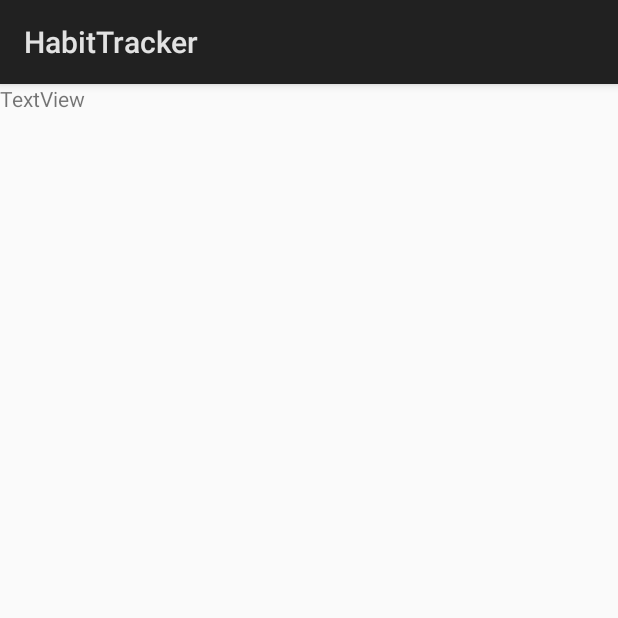
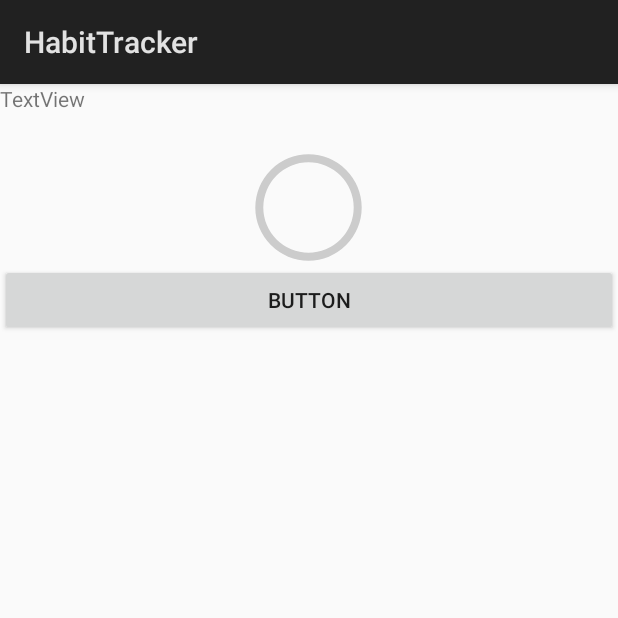
Before and after one commit to dejvv/HabitTracker, an Android app: the screen it shows after launch (MainActivity), on a phone screen of 412 x 824 dp, the top half of it. Run offline under Robolectric (Android 15) with nearby library versions, the phone set to English and light mode, and no system bars; our stand-ins replace Volley.

Commit message:
REST request with AsyncTask working, round progress bar added

```diff
--- a/app/src/main/java/emp/fri/si/habittracker/MainActivity.java
+++ b/app/src/main/java/emp/fri/si/habittracker/MainActivity.java
@@ -4,15 +4,21 @@ import android.app.Activity;
 import android.graphics.Bitmap;
 import android.os.Bundle;
 import android.util.Log;
+import android.view.View;
+import android.widget.Button;
 import android.widget.ImageView;
+import android.widget.ProgressBar;
 import android.widget.SimpleAdapter;
 import android.widget.TextView;
+import android.widget.Toast;
 
+import com.android.volley.Request;
 import com.android.volley.RequestQueue;
 import com.android.volley.Response;
 import com.android.volley.VolleyError;
 import com.android.volley.toolbox.ImageRequest;
 import com.android.volley.toolbox.JsonArrayRequest;
+import com.android.volley.toolbox.JsonObjectRequest;
 import com.android.volley.toolbox.JsonRequest;
 import com.android.volley.toolbox.Volley;
 
@@ -22,54 +28,122 @@ import org.json.JSONObject;
 
 import java.util.ArrayList;
 import java.util.HashMap;
+import java.util.logging.Logger;
 
-public class MainActivity extends Activity {
 
+/**
+ *  GET http://quotes.rest/qod.json
+ *  quote of the day
+ */
+
+public class MainActivity extends Activity implements Quote.OnProgressListener{
+
+    ProgressBar pb; // progress bar
     TextView tv; // besedilo
     RequestQueue requestQueue; // vrsta za zahteve
     String url; // url za zahtevke
+    String author; // avtor citat
+    String quote; // citat
+    Button start;
+
+    private Quote citat; // qoute of the day
+
+    // zastavica
+    boolean hehe;
 
     @Override
     protected void onCreate(Bundle savedInstanceState) {
         super.onCreate(savedInstanceState);
         setContentView(R.layout.activity_main);
 
-        /**
-         *  GET http://quotes.rest/qod.json
-         *  quote of the day
-         */
+        // v tem tretnutko še ne poznam avtorja in citata
+        this.author = "";
+        this.quote = "";
 
         // inicializacija
-        tv = (TextView)(findViewById(R.id.textView));
-        requestQueue = Volley.newRequestQueue(getApplicationContext());
-        url = "http://quotes.rest/qod.json";
+        this.citat = null;
+        this.pb = (ProgressBar) (findViewById(R.id.progressBar));
+        this.tv = (TextView) (findViewById(R.id.textView));
+        this.start = (Button) findViewById(R.id.button);
+        this.requestQueue = Volley.newRequestQueue(getApplicationContext());
+        this.url = "http://quotes.rest/qod.json";
+
+        start.setOnClickListener(new Button.OnClickListener(){
+            @Override
+            public void onClick(View view) {
+                citat = new Quote();
+                citat.setOnProgressListener(MainActivity.this);
+                citat.execute(getApplicationContext(), url); // iz tega urlja mi prenesi quote
+            }
+        });
+
+    }
+
+    @Override
+    public void onStarted(){
+        pb.setProgress(0);
+        start.setEnabled(false);
+    }
+
+    @Override
+    public void onProgress(double progress, String [] table){
+        pb.setProgress((int)progress);
+        hehe = true;
+        // če še podatki niso prenešeni
+        for(int i = 0; i < table.length; i++){
+            if(table[i] == null || table[i].equals("")) {
+                hehe = false;
+                break;
+            }
+        }
+        if(hehe){
+            tv.setText(new String(table[0] + ", '" + table[1] + "'"));
+        }
+    }
+
+    @Override
+    public void onStopped(String[] strings) {
+        quote = strings[0];
+        author = strings[1];
+        Toast.makeText(getApplicationContext(),
+                ("working done hehehe"),
+                Toast.LENGTH_SHORT).show();
+        citat = null;
+        start.setEnabled(true);
     }
 
     // Ko aplikacijo nadaljujem spet prensem quote
-    @Override
-    protected void onResume(){
-        super.onResume();
-        String url = "http://quotes.rest/qod.json";
-        JsonArrayRequest request = new JsonArrayRequest(url, jsonArrayListener, errorListener);
-        requestQueue.add(request);
-    }
+//    @Override
+//    protected void onResume() {
+//        super.onResume();
+//        JsonObjectRequest request = new JsonObjectRequest(Request.Method.GET, this.url, null, jsonObjectListener, errorListener);
+//        requestQueue.add(request);
+//    }
 
-    // Error listener zahtevan po standardu
-    private Response.ErrorListener errorListener = new Response.ErrorListener() {
-        @Override
-        public void onErrorResponse(VolleyError error) {
-            Log.d("REST error,", error.getMessage());
-        }
-    };
-
-    // Vsebina za zahtevek
-    private Response.Listener<JSONArray> jsonArrayListener = new Response.Listener<JSONArray>() {
-        @Override
-        public void onResponse(JSONArray response) {
-            ArrayList<String> qod = new ArrayList<>();
-            for(int i = 0; i < response.length(); i++) {
-
-            }
-        }
-    };
+//    // Error listener zahtevan po standardu
+//    private Response.ErrorListener errorListener = new Response.ErrorListener() {
+//        @Override
+//        public void onErrorResponse(VolleyError error) {
+//            Log.d("[REST error]", error.getMessage());
+//        }
+//    };
+//
+//    private Response.Listener<JSONObject> jsonObjectListener = new Response.Listener<JSONObject>() {
+//        @Override
+//        public void onResponse(JSONObject response) {
+//            try {
+//                JSONObject contents = response.getJSONObject("contents");
+//
+//                // si zapomnim avtorja in quote
+//                quote = contents.getJSONArray("quotes").getJSONObject(0).getString("quote");
+//                author = contents.getJSONArray("quotes").getJSONObject(0).getString("author");
+//
+//                Log.d("hehehe", author + ": '" + quote + "'");
+//                tv.setText(new String(author + ": '" + quote + "'"));
+//            } catch (JSONException e) {
+//                e.printStackTrace(); // napaka
+//            }
+//            Log.d("[REST success],", response.toString());
+//        }
+//    };
 }
--- /dev/null
+++ b/app/src/main/res/drawable/circle_shape.xml
@@ -0,0 +1,11 @@
+<?xml version="1.0" encoding="utf-8"?>
+<shape
+    xmlns:android="http://schemas.android.com/apk/res/android"
+    android:shape="ring"
+    android:innerRadiusRatio="2.5"
+    android:thickness="5dp"
+    android:useLevel="false">
+
+    <solid android:color="#CCC" />
+
+</shape>
--- /dev/null
+++ b/app/src/main/res/drawable/circular_progress_bar.xml
@@ -0,0 +1,18 @@
+<?xml version="1.0" encoding="utf-8"?>
+<rotate xmlns:android="http://schemas.android.com/apk/res/android"
+    android:fromDegrees="270"
+    android:toDegrees="270">
+    <shape
+        android:innerRadiusRatio="2.5"
+        android:shape="ring"
+        android:thickness="5dp"
+        android:useLevel="true"><!-- this line fixes the issue for lollipop api 21 -->
+
+        <gradient
+            android:angle="0"
+            android:endColor="#007DD6"
+            android:startColor="#007DD6"
+            android:type="sweep"
+            android:useLevel="false" />
+    </shape>
+</rotate>
--- a/app/src/main/res/layout/activity_main.xml
+++ b/app/src/main/res/layout/activity_main.xml
@@ -16,6 +16,28 @@
             android:layout_width="match_parent"
             android:layout_height="wrap_content"
             android:text="TextView" />
+
+        <Space
+            android:layout_width="match_parent"
+            android:layout_height="25dp" />
+
+        <ProgressBar
+            android:id="@+id/progressBar"
+            style="?android:attr/progressBarStyleHorizontal"
+            android:layout_width="75dp"
+            android:layout_height="75dp"
+            android:layout_gravity="center"
+            android:background="@drawable/circle_shape"
+            android:indeterminate="false"
+            android:max="100"
+            android:progressDrawable="@drawable/circular_progress_bar" />
+
+        <Button
+            android:id="@+id/button"
+            android:layout_width="match_parent"
+            android:layout_height="wrap_content"
+            android:text="Button" />
+
     </LinearLayout>
 
 </android.support.constraint.ConstraintLayout>
```
Also changed, not shown: app/src/main/java/emp/fri/si/habittracker/Quote.java (added, +104 -0 lines).
